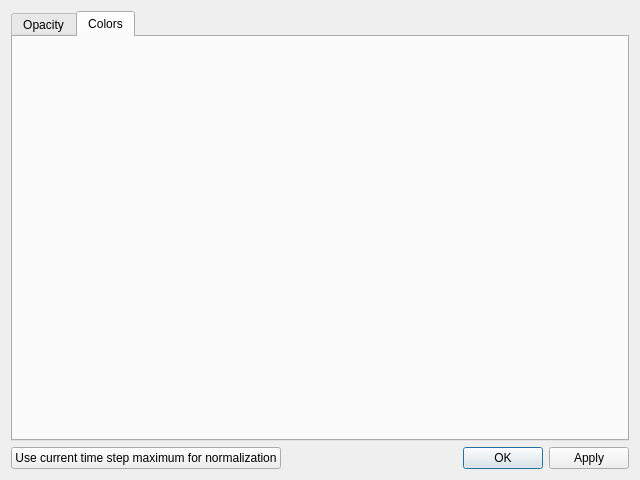
AngelFP/VisualPIC, file VisualPIC/Views/editVolumeVTKWindow.ui: the form before one commit.
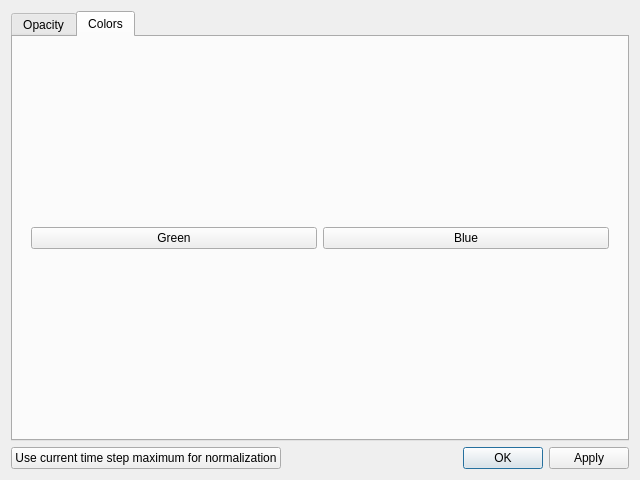
The form after the commit. The open tabs and pages were chosen to show the change.

What changed in the file:
```diff
--- a/VisualPIC/Views/editVolumeVTKWindow.ui
+++ b/VisualPIC/Views/editVolumeVTKWindow.ui
@@ -38,7 +38,22 @@
       <layout class="QVBoxLayout" name="verticalLayout_3">
        <item>
         <widget class="QWidget" name="colorsWidget" native="true">
-         <layout class="QHBoxLayout" name="colorsWidgetLayout"/>
+         <layout class="QHBoxLayout" name="colorsWidgetLayout">
+          <item>
+           <widget class="QPushButton" name="pushButton_2">
+            <property name="text">
+             <string>Green</string>
+            </property>
+           </widget>
+          </item>
+          <item>
+           <widget class="QPushButton" name="pushButton">
+            <property name="text">
+             <string>Blue</string>
+            </property>
+           </widget>
+          </item>
+         </layout>
         </widget>
        </item>
       </layout>
```
Left out of the diff: 2 changed lines with no effect on the pictures.
